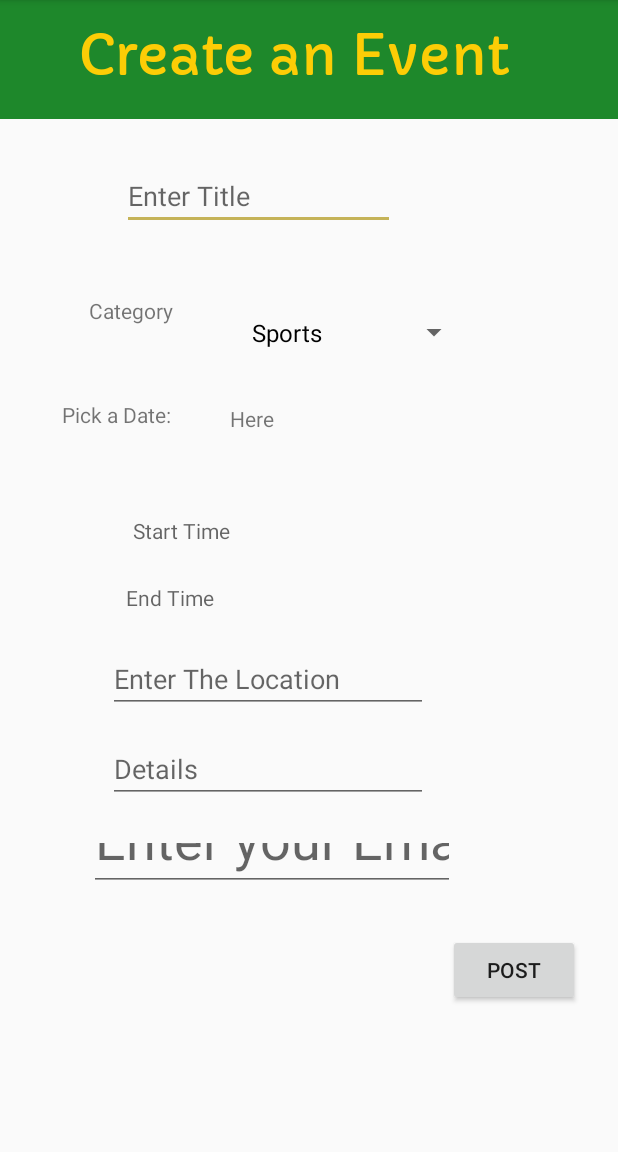
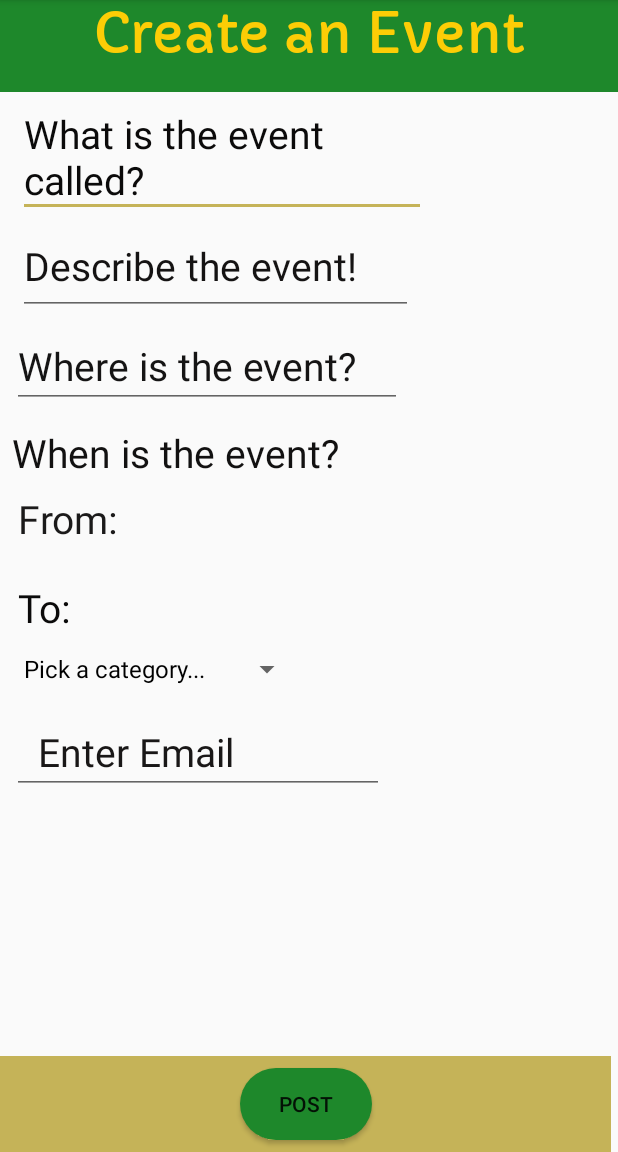
Before and after one commit to vladachini/EOMApp, an Android app: the EventInput screen opened directly, with no data from a screen before it, on a phone screen of 412 x 824 dp, the part 84-1236 px from its top. Run offline under Robolectric (Android 15) with nearby library versions, the phone set to English and light mode, and no system bars.

Commit message:
Working on finalizing interface

```diff
--- a/app/src/main/java/com/example/eomapp/DetailsPage.java
+++ b/app/src/main/java/com/example/eomapp/DetailsPage.java
@@ -14,6 +14,7 @@ public class DetailsPage extends AppCompatActivity {
    TextView startTime;
    TextView endTime;
    TextView location;
+   TextView eventTitle;
    int id;
    Button delete;
    Bundle extras2 =new Bundle();
@@ -22,6 +23,7 @@ public class DetailsPage extends AppCompatActivity {
     protected void onCreate(Bundle savedInstanceState) {
         super.onCreate(savedInstanceState);
         setContentView(R.layout.activity_details_page);
+        eventTitle = findViewById((R.id.eventTitle));
         detailsPage = findViewById(R.id.detailsView);
         endTime=findViewById(R.id.endTimeView);
         startTime= findViewById(R.id.startTimeView);
@@ -33,10 +35,12 @@ public class DetailsPage extends AppCompatActivity {
         String sTime=extras.getString("startTime");
         String eventEndTime=extras.getString("endTime");
         String place= extras.getString("location");
+        String title= extras.getString("title");
         id=extras.getInt("id");
         startTime.setText("Event Start: "+ sTime);
         endTime.setText("Event End: "+ eventEndTime);
         detailsPage.setText(eventDetails);
+        eventTitle.setText(title);
         location.setText(place);
         extras2.putInt("id",id);
         extras2.putString ("activity", "DetailsPage");
--- a/app/src/main/java/com/example/eomapp/EventInput.java
+++ b/app/src/main/java/com/example/eomapp/EventInput.java
@@ -62,7 +62,7 @@ public class EventInput extends AppCompatActivity implements AdapterView.OnItemS
         author = findViewById(R.id.authorText);
         endTime = findViewById(R.id.endTime);
         placesText= findViewById(R.id.placeText);
-        String[] categories = new String[]{"Sports", "Arts", "Club", "Other"};
+        String[] categories = new String[]{"Pick a category...", "Sports", "Arts", "Club", "Other"};
         ArrayAdapter<String> adapter = new ArrayAdapter<>(this, android.R.layout.simple_spinner_dropdown_item, categories);
         adapter.setDropDownViewResource(android.R.layout.simple_spinner_dropdown_item);
         category.setAdapter(adapter);
--- a/app/src/main/res/layout/activity_event_input.xml
+++ b/app/src/main/res/layout/activity_event_input.xml
@@ -8,8 +8,8 @@
 
     <ImageView
         android:id="@+id/imageView"
-        android:layout_width="414dp"
-        android:layout_height="79dp"
+        android:layout_width="412dp"
+        android:layout_height="61dp"
         app:layout_constraintBottom_toBottomOf="parent"
         app:layout_constraintEnd_toEndOf="parent"
         app:layout_constraintHorizontal_bias="0.666"
@@ -34,73 +34,80 @@
         android:inputType="time"
         tools:layout_editor_absoluteX="16dp"
         tools:layout_editor_absoluteY="288dp" />
+
+
+
+
+
+
+
     ]]>
+
+    <ImageView
+        android:id="@+id/imageView18"
+        android:layout_width="407dp"
+        android:layout_height="64dp"
+        android:src="@drawable/lowerbanner"
+        app:layout_constraintBottom_toBottomOf="parent"
+        app:layout_constraintEnd_toEndOf="parent"
+        app:layout_constraintHorizontal_bias="0.0"
+        app:layout_constraintStart_toStartOf="parent" />
 
     <Button
         android:id="@+id/postBtn"
         android:layout_width="wrap_content"
         android:layout_height="wrap_content"
-        android:layout_marginStart="298dp"
-        android:layout_marginLeft="298dp"
-        android:layout_marginTop="300dp"
-        android:layout_marginEnd="25dp"
-        android:layout_marginRight="25dp"
-        android:layout_marginBottom="80dp"
+        android:background="@drawable/rounded_b"
         android:text="Post"
         app:layout_constraintBottom_toBottomOf="parent"
-        app:layout_constraintEnd_toEndOf="parent"
-        app:layout_constraintStart_toStartOf="parent"
-        app:layout_constraintTop_toBottomOf="@+id/datePicker" />
+        app:layout_constraintEnd_toEndOf="@+id/imageView18"
+        app:layout_constraintStart_toStartOf="@+id/imageView18"
+        app:layout_constraintTop_toTopOf="@+id/imageView18" />
 
     <EditText
         android:id="@+id/titleText"
-        android:layout_width="182dp"
-        android:layout_height="42dp"
-        android:layout_marginStart="81dp"
-        android:layout_marginLeft="81dp"
-        android:layout_marginTop="32dp"
-        android:layout_marginEnd="148dp"
-        android:layout_marginRight="148dp"
-        android:layout_marginBottom="8dp"
-        android:hint="Enter Title"
-        app:layout_constraintBottom_toTopOf="@+id/textView3"
-        app:layout_constraintEnd_toEndOf="parent"
-        app:layout_constraintHorizontal_bias="0.0"
+        android:layout_width="272dp"
+        android:layout_height="83dp"
+        android:layout_marginStart="12dp"
+        android:layout_marginLeft="12dp"
+        android:hint="@string/event_title"
+        android:textColorHint="#0B0A0A"
+        android:textSize="26sp"
         app:layout_constraintStart_toStartOf="parent"
         app:layout_constraintTop_toBottomOf="@+id/imageView" />
 
     <EditText
         android:id="@+id/detailsText"
-        android:layout_width="wrap_content"
-        android:layout_height="wrap_content"
-        android:layout_marginTop="3dp"
-        android:layout_marginBottom="8dp"
+        android:layout_width="263dp"
+        android:layout_height="65dp"
+        android:layout_marginStart="12dp"
+        android:layout_marginLeft="12dp"
         android:ems="10"
-        android:hint="Details"
+        android:hint="@string/description"
         android:inputType="textPersonName"
-        app:layout_constraintBottom_toTopOf="@+id/authorText"
-        app:layout_constraintEnd_toEndOf="parent"
-        app:layout_constraintHorizontal_bias="0.363"
+        android:textColorHint="#151313"
+        android:textSize="26sp"
         app:layout_constraintStart_toStartOf="parent"
-        app:layout_constraintTop_toBottomOf="@+id/placeText" />
-
+        app:layout_constraintTop_toBottomOf="@+id/titleText" />
 
     <EditText
         android:id="@+id/authorText"
-        android:layout_width="244dp"
-        android:layout_height="42dp"
-        android:layout_marginTop="3dp"
-        android:layout_marginBottom="23dp"
+        android:layout_width="248dp"
+        android:layout_height="51dp"
+        android:layout_marginTop="11dp"
+        android:layout_marginBottom="8dp"
         android:ems="10"
-        android:hint="Enter your Email"
+        android:hint="@string/enter_email"
         android:inputType="textPersonName"
         android:textAppearance="@style/TextAppearance.AppCompat.Body1"
-        android:textSize="36sp"
-        app:layout_constraintBottom_toTopOf="@+id/postBtn"
+        android:textColorHint="#191717"
+        android:textSize="26sp"
+        app:layout_constraintBottom_toTopOf="@+id/imageView18"
         app:layout_constraintEnd_toEndOf="parent"
-        app:layout_constraintHorizontal_bias="0.354"
+        app:layout_constraintHorizontal_bias="0.049"
         app:layout_constraintStart_toStartOf="parent"
-        app:layout_constraintTop_toBottomOf="@+id/detailsText" />
+        app:layout_constraintTop_toBottomOf="@+id/category"
+        app:layout_constraintVertical_bias="0.058" />
 
     <TextView
         android:id="@+id/textView5"
@@ -113,129 +120,84 @@
         android:textSize="36sp"
         app:layout_constraintBottom_toTopOf="@+id/titleText"
         app:layout_constraintEnd_toEndOf="parent"
-        app:layout_constraintHorizontal_bias="0.42"
         app:layout_constraintStart_toStartOf="parent"
         app:layout_constraintTop_toTopOf="parent"
-        app:layout_constraintVertical_bias="0.219" />
+        app:layout_constraintVertical_bias="0.0" />
 
     <TextView
         android:id="@+id/timeText"
-        android:layout_width="wrap_content"
-        android:layout_height="wrap_content"
-        android:layout_marginStart="80dp"
-        android:layout_marginLeft="80dp"
-        android:layout_marginTop="10dp"
-        android:layout_marginEnd="163dp"
-        android:layout_marginRight="163dp"
-        android:layout_marginBottom="10dp"
+        android:layout_width="268dp"
+        android:layout_height="43dp"
+        android:layout_marginStart="12dp"
+        android:layout_marginLeft="12dp"
+        android:layout_marginTop="4dp"
         android:ems="10"
-        android:hint="Start Time"
+        android:hint="@string/from"
         android:inputType="time"
-        app:layout_constraintBottom_toTopOf="@+id/endTime"
-        app:layout_constraintEnd_toEndOf="parent"
-        app:layout_constraintHorizontal_bias="1.0"
+        android:textColor="#121111"
+        android:textColorHint="#1B1A1A"
+        android:textSize="26sp"
         app:layout_constraintStart_toStartOf="parent"
-        app:layout_constraintTop_toBottomOf="@+id/datePicker"
-        app:layout_constraintVertical_bias="1.0" />
+        app:layout_constraintTop_toBottomOf="@+id/datePicker" />
 
     <TextView
         android:id="@+id/endTime"
-        android:layout_width="165dp"
-        android:layout_height="18dp"
-        android:layout_marginTop="10dp"
-        android:layout_marginBottom="8dp"
+        android:layout_width="272dp"
+        android:layout_height="31dp"
+        android:layout_marginStart="12dp"
+        android:layout_marginLeft="12dp"
+        android:layout_marginTop="16dp"
         android:ems="10"
-        android:hint="End Time"
+        android:hint="@string/end_time"
         android:inputType="time"
-        app:layout_constraintBottom_toTopOf="@+id/placeText"
-        app:layout_constraintEnd_toEndOf="parent"
-        app:layout_constraintHorizontal_bias="0.341"
+        android:textColorHint="#0B0A0A"
+        android:textSize="26sp"
         app:layout_constraintStart_toStartOf="parent"
         app:layout_constraintTop_toBottomOf="@+id/timeText" />
 
     <Spinner
         android:id="@+id/category"
-        android:layout_width="153dp"
-        android:layout_height="26dp"
-        android:layout_marginStart="38dp"
-        android:layout_marginLeft="38dp"
-        android:layout_marginTop="36dp"
-        android:layout_marginEnd="101dp"
-        android:layout_marginRight="101dp"
-        android:layout_marginBottom="8dp"
-        app:layout_constraintBottom_toTopOf="@+id/datePicker"
+        android:layout_width="194dp"
+        android:layout_height="22dp"
+        android:layout_marginTop="16dp"
         app:layout_constraintEnd_toEndOf="parent"
-        app:layout_constraintStart_toEndOf="@+id/textView3"
-        app:layout_constraintTop_toBottomOf="@+id/titleText" />
-
-    <TextView
-        android:id="@+id/textView3"
-        android:layout_width="wrap_content"
-        android:layout_height="wrap_content"
-        android:layout_marginStart="61dp"
-        android:layout_marginLeft="61dp"
-        android:layout_marginTop="36dp"
-        android:layout_marginEnd="6dp"
-        android:layout_marginRight="6dp"
-        android:layout_marginBottom="8dp"
-        android:text="Category"
-        app:layout_constraintBottom_toTopOf="@+id/textView10"
-        app:layout_constraintEnd_toStartOf="@+id/category"
-        app:layout_constraintHorizontal_bias="0.0"
+        app:layout_constraintHorizontal_bias="0.036"
         app:layout_constraintStart_toStartOf="parent"
-        app:layout_constraintTop_toBottomOf="@+id/titleText" />
-
-    <TextView
-        android:id="@+id/textView10"
-        android:layout_width="wrap_content"
-        android:layout_height="wrap_content"
-        android:layout_marginStart="44dp"
-        android:layout_marginLeft="44dp"
-        android:layout_marginTop="42dp"
-        android:layout_marginEnd="8dp"
-        android:layout_marginRight="8dp"
-        android:layout_marginBottom="58dp"
-        android:text="Pick a Date:"
-        app:layout_constraintBottom_toTopOf="@+id/timeText"
-        app:layout_constraintEnd_toStartOf="@+id/datePicker"
-        app:layout_constraintStart_toStartOf="parent"
-        app:layout_constraintTop_toBottomOf="@+id/textView3"
-        app:layout_constraintVertical_bias="0.0" />
+        app:layout_constraintTop_toBottomOf="@+id/endTime" />
 
     <EditText
         android:id="@+id/placeText"
-        android:layout_width="wrap_content"
-        android:layout_height="wrap_content"
-        android:layout_marginStart="72dp"
-        android:layout_marginLeft="72dp"
-        android:layout_marginTop="10dp"
-        android:layout_marginEnd="126dp"
-        android:layout_marginRight="126dp"
-        android:layout_marginBottom="6dp"
+        android:layout_width="260dp"
+        android:layout_height="50dp"
+        android:layout_marginStart="8dp"
+        android:layout_marginLeft="8dp"
+        android:layout_marginTop="12dp"
         android:ems="10"
-        android:hint="Enter The Location"
+        android:hint="@string/pick_a_location"
         android:inputType="textPersonName"
-        app:layout_constraintBottom_toTopOf="@+id/detailsText"
-        app:layout_constraintEnd_toEndOf="parent"
-        app:layout_constraintHorizontal_bias="0.0"
+        android:textColorHint="#151414"
+        android:textSize="26sp"
         app:layout_constraintStart_toStartOf="parent"
-        app:layout_constraintTop_toBottomOf="@+id/endTime" />
+        app:layout_constraintTop_toBottomOf="@+id/detailsText" />
 
     <TextView
         android:id="@+id/datePicker"
-        android:layout_width="180dp"
-        android:layout_height="35dp"
-        android:layout_marginStart="31dp"
-        android:layout_marginLeft="31dp"
-        android:layout_marginTop="8dp"
-        android:layout_marginEnd="82dp"
-        android:layout_marginRight="82dp"
-        android:layout_marginBottom="10dp"
-        android:text="Here"
-        app:layout_constraintBottom_toTopOf="@+id/timeText"
-        app:layout_constraintEnd_toEndOf="parent"
-        app:layout_constraintHorizontal_bias="0.0"
-        app:layout_constraintStart_toEndOf="@+id/textView10"
-        app:layout_constraintTop_toBottomOf="@+id/category" />/>
+        android:layout_width="269dp"
+        android:layout_height="40dp"
+        android:layout_marginStart="8dp"
+        android:layout_marginLeft="8dp"
+        android:layout_marginTop="12dp"
+        android:text="@string/pick_a_date"
+        android:textColor="#121111"
+        android:textColorHint="#191717"
+        android:textSize="26sp"
+        app:layout_constraintStart_toStartOf="parent"
+        app:layout_constraintTop_toBottomOf="@+id/placeText" /><![CDATA[
 
+
+
+    />
+
+
+]]>
 </androidx.constraintlayout.widget.ConstraintLayout>
--- a/app/src/main/res/values/strings.xml
+++ b/app/src/main/res/values/strings.xml
@@ -121,6 +121,9 @@
     <string name="event">Event</string>
     <string name="end_time">To:</string>
     <string name="from">From:</string>
-
+    <string name="event_title"> What is the event called? </string>
+    <string name="pick_a_date"> When is the event?</string>
+    <string name="pick_a_location"> Where is the event?</string>
+    <string name="description"> Describe the event!</string>
 
 </resources>
```
Also changed, not shown: app/src/main/java/com/example/eomapp/Settings.java (+4 -3 lines), app/src/main/res/layout/activity_admin_code.xml (+19 -10 lines), app/src/main/res/layout/activity_details_page.xml (+6 -6 lines), app/src/main/res/layout/activity_settings.xml (+30 -23 lines), app/src/main/res/layout/event_layout.xml (+19 -8 lines).
